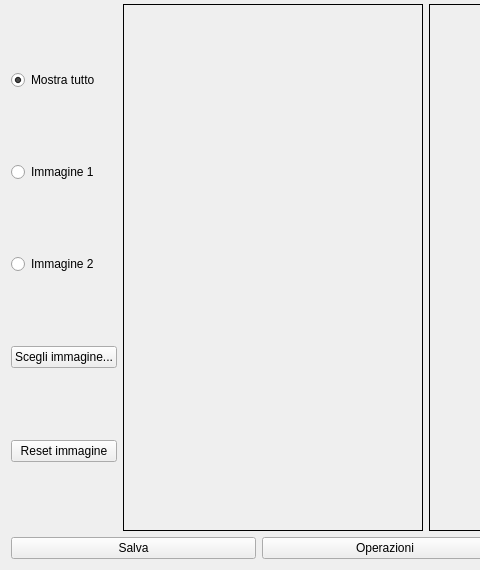
Old version of the form ftagsmov.ui in the repository fblabs/CLTags; both pictures show x 0 to 480 and y 366 to 936 of the 1021 by 936 pixel window.
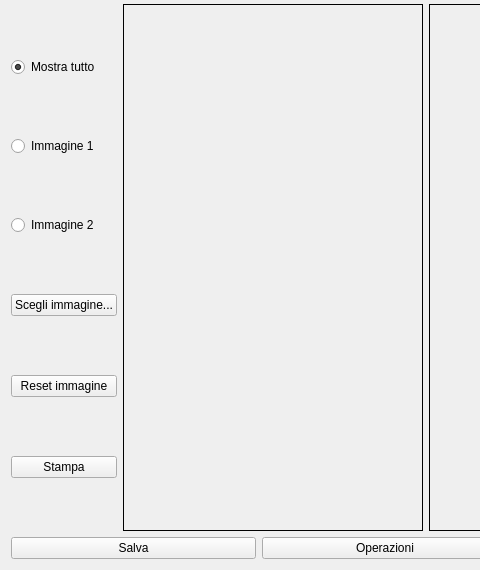
New version of the form. Icons and pictures are not drawn.

What changed in the file:
```diff
--- a/ftagsmov.ui
+++ b/ftagsmov.ui
@@ -409,6 +409,23 @@
            </property>
           </widget>
          </item>
+         <item>
+          <widget class="QPushButton" name="pbPrint">
+           <property name="text">
+            <string>Stampa</string>
+           </property>
+           <property name="icon">
+            <iconset resource="resources.qrc">
+             <normaloff>:/resources/icons/print-icon.png</normaloff>:/resources/icons/print-icon.png</iconset>
+           </property>
+           <property name="iconSize">
+            <size>
+             <width>32</width>
+             <height>32</height>
+            </size>
+           </property>
+          </widget>
+         </item>
         </layout>
        </item>
        <item>
```
